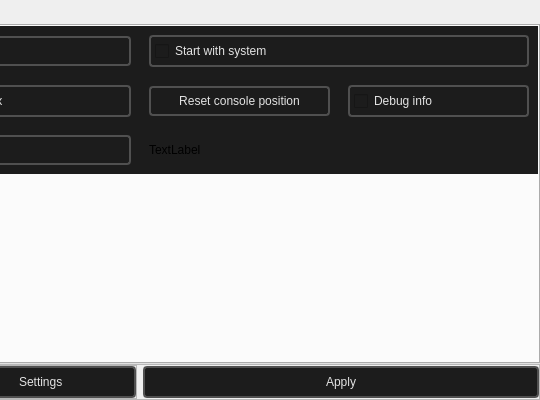
dertwist/Hammer5Tools, file preferences.ui: the form before one commit; both pictures show x 260 to 800 and y 0 to 400 of the 800 by 400 pixel window.
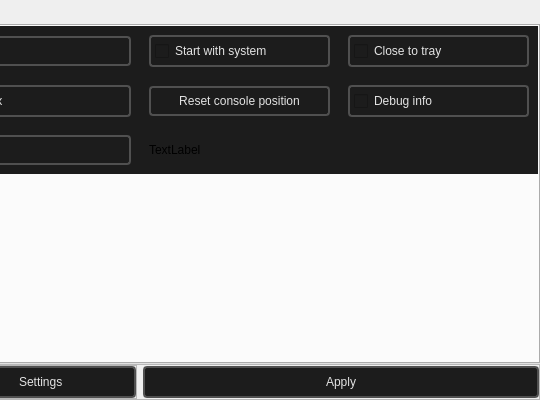
The form after the commit. Icons and pictures are not drawn.

Commit message: Close to tray option

Patch:
```diff
--- a/preferences.ui
+++ b/preferences.ui
@@ -977,6 +977,8 @@
            </widget>
           </item>
           <item>
+           <layout class="QHBoxLayout" name="horizontalLayout_19">
+            <item>
            <widget class="QCheckBox" name="checkBox_start_with_system">
             <property name="enabled">
              <bool>true</bool>
@@ -1028,6 +1030,60 @@
             </property>
            </widget>
           </item>
+            <item>
+             <widget class="QCheckBox" name="checkBox_close_to_tray">
+              <property name="enabled">
+               <bool>true</bool>
+              </property>
+              <property name="minimumSize">
+               <size>
+                <width>96</width>
+                <height>32</height>
+               </size>
+              </property>
+              <property name="layoutDirection">
+               <enum>Qt::LayoutDirection::LeftToRight</enum>
+              </property>
+              <property name="styleSheet">
+               <string notr="true">QCheckBox {
+    font: 580 10pt &quot;Segoe UI&quot;;
+    border: 2px solid black;
+    border-radius: 4px;
+    border-color: rgba(80, 80, 80, 255);
+    height:18px;
+    padding-top: 2px;
+    padding-bottom:2px;
+    color: #E3E3E3;
+    background-color: #1C1C1C;
+    padding-left: 4px;
+}
+
+QCheckBox::indicator:unchecked {
+    image: url(://icons/check_box_outline_blank_16dp_9D9D9D_FILL0_wght400_GRAD0_opsz20.svg);
+}
+
+QCheckBox::indicator:checked {
+    image: url(://icons/select_check_box_16dp_9D9D9D_FILL0_wght400_GRAD0_opsz20.svg);
+}
+
+/* -------------------------- */
+
+
+QCheckBox:hover {
+    background-color: #414956;
+    color: white;
+}</string>
+              </property>
+              <property name="text">
+               <string>Close to tray</string>
+              </property>
+              <property name="tristate">
+               <bool>false</bool>
+              </property>
+             </widget>
+            </item>
+           </layout>
+          </item>
          </layout>
         </widget>
        </item>
```
Left out of the diff: 108 changed lines with no effect on the pictures. Lines whose indentation alone changed are shown as unchanged. The commit also changes 3 other files.
